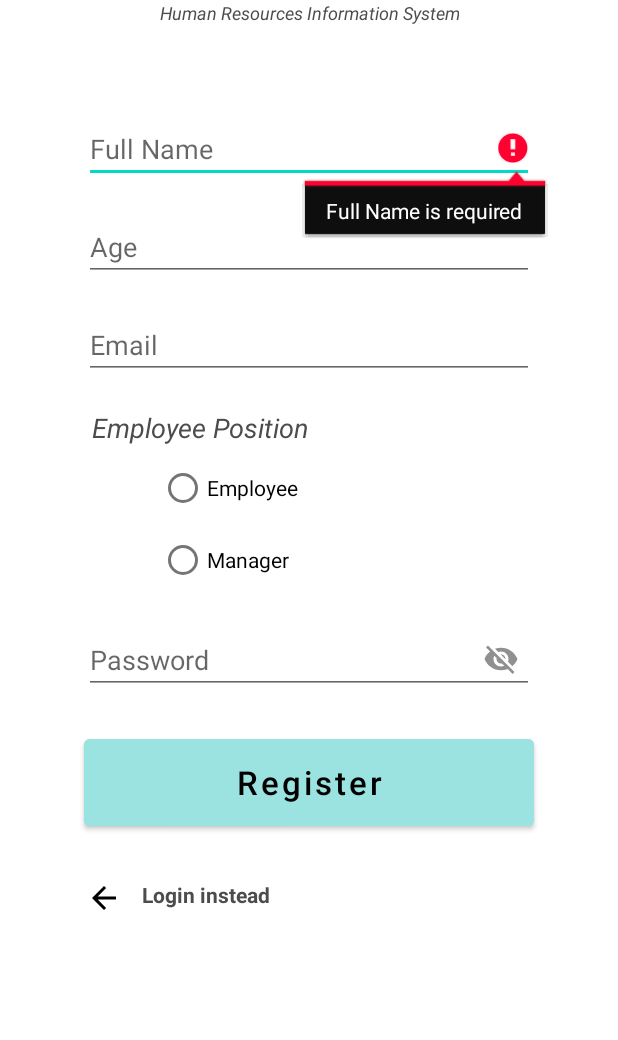
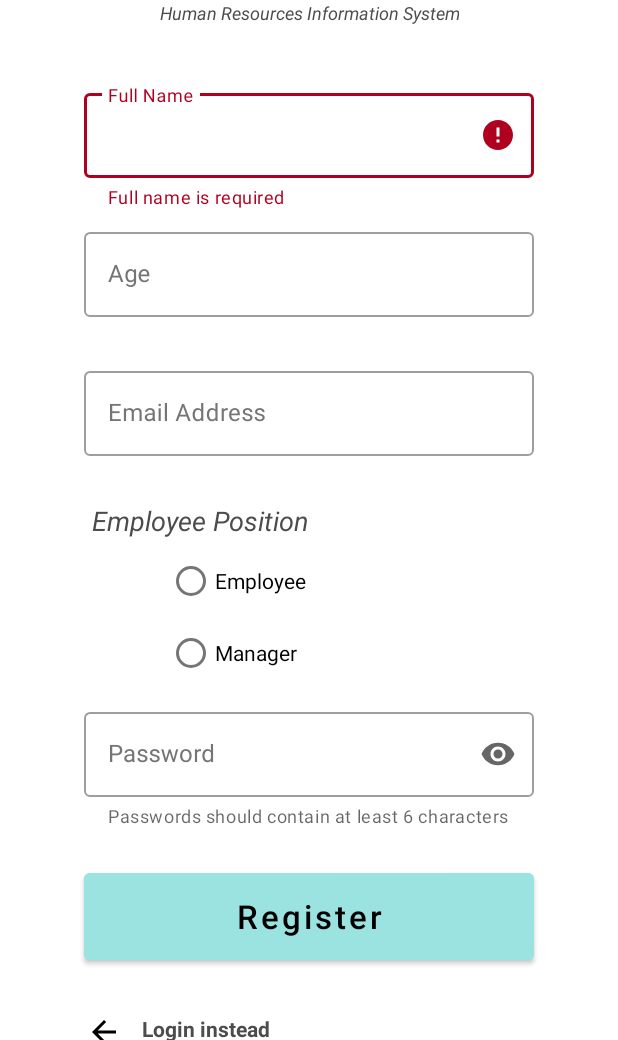
Before and after one commit to emmGuides/HRIS, an Android app: the RegisterUser screen opened directly, with no data from a screen before it, after a tap on "Register", on a phone screen of 412 x 824 dp, the part 196-1236 px from its top. Run offline under Robolectric (Android 15) with nearby library versions, the phone set to English and light mode, and no system bars; our stand-ins replace Firebase (no records; nobody signed in at launch, a user with empty details on screens opened directly).

Commit message:
registration page material done

```diff
--- a/app/src/main/java/com/example/hris/RegisterUser.java
+++ b/app/src/main/java/com/example/hris/RegisterUser.java
@@ -22,6 +22,7 @@ import android.widget.Toast;
 
 import com.google.android.gms.tasks.OnCompleteListener;
 import com.google.android.gms.tasks.Task;
+import com.google.android.material.textfield.TextInputLayout;
 import com.google.firebase.auth.AuthResult;
 import com.google.firebase.auth.FirebaseAuth;
 import com.google.firebase.database.FirebaseDatabase;
@@ -35,6 +36,7 @@ public class RegisterUser extends AppCompatActivity implements View.OnClickListe
 
     private FirebaseAuth mAuth;
     private EditText editTextFullName, editTextAge, editTextEmail, editTextPassword;
+    TextInputLayout email_layout, password_layout, fullName_layout, age_layout;
     private ProgressBar progressBar;
     boolean passwordVisible;
     private TextView goBackLogIn, positionLabel;
@@ -61,44 +63,51 @@ public class RegisterUser extends AppCompatActivity implements View.OnClickListe
         registerUser.setOnClickListener(this);
 
         editTextFullName = (EditText) findViewById(R.id.fullName);
+        fullName_layout = findViewById(R.id.fullName_Layout);
+
         editTextAge = (EditText) findViewById(R.id.age);
+        age_layout = findViewById(R.id.age_layout);
+
         editTextEmail = (EditText) findViewById(R.id.email);
+        email_layout = findViewById(R.id.email_layout);
+
         editTextPassword = (EditText) findViewById(R.id.password);
+        password_layout = findViewById(R.id.password_layout);
 
         progressBar = (ProgressBar) findViewById(R.id.progressBar);
+
+        editTextFullName.setOnClickListener(new View.OnClickListener() {
+            @Override
+            public void onClick(View view) {
+                fullName_layout.setError(null);
+            }
+        });
+
+        editTextEmail.setOnClickListener(new View.OnClickListener() {
+            @Override
+            public void onClick(View view) {
+                email_layout.setError(null);
+            }
+        });
+
+        editTextPassword.setOnClickListener(new View.OnClickListener() {
+            @Override
+            public void onClick(View view) {
+                password_layout.setError(null);
+            }
+        });
+
+        editTextAge.setOnClickListener(new View.OnClickListener() {
+            @Override
+            public void onClick(View view) {
+                age_layout.setError(null);
+            }
+        });
 
         positionGroup.setOnCheckedChangeListener(new RadioGroup.OnCheckedChangeListener() {
             @Override
             public void onCheckedChanged(RadioGroup radioGroup, int i) {
                 positionLabel.setError(null);
-            }
-        });
-
-        // password visibility toggle
-        editTextPassword.setOnTouchListener(new View.OnTouchListener() {
-            @SuppressLint("ClickableViewAccessibility")
-            @Override
-            public boolean onTouch(View view, MotionEvent motionEvent) {
-                final int rightTouch = 2;
-                editTextPassword.requestFocus();
-                if(motionEvent.getAction() == MotionEvent.ACTION_UP){
-                    if(motionEvent.getRawX() >= editTextPassword.getRight()-editTextPassword.getCompoundDrawables()[rightTouch].getBounds().width()){
-                        int selection = editTextPassword.getSelectionEnd();
-                        if(passwordVisible){
-                            editTextPassword.setCompoundDrawablesRelativeWithIntrinsicBounds(0, 0, R.drawable.vis_off, 0);
-                            editTextPassword.setTransformationMethod(PasswordTransformationMethod.getInstance());
-                            passwordVisible=false;
-                        }
-                        else {
-                            editTextPassword.setCompoundDrawablesRelativeWithIntrinsicBounds(0, 0, R.drawable.vis_on, 0);
-                            editTextPassword.setTransformationMethod(HideReturnsTransformationMethod.getInstance());
-                            passwordVisible=true;
-                        }
-                        editTextPassword.setSelection(selection);
-                        return true;
-                    }
-                }
-                return false;
             }
         });
     }
@@ -124,26 +133,22 @@ public class RegisterUser extends AppCompatActivity implements View.OnClickListe
 
 
         if(fullName.isEmpty()){
-            editTextFullName.setError("Full Name is required");
-            editTextFullName.requestFocus();
+            fullName_layout.setError("Full name is required");
             return;
         }
 
         if(age.isEmpty()){
-            editTextAge.setError("Age is required");
-            editTextAge.requestFocus();
+            age_layout.setError("Age is required");
             return;
         }
 
         if(email.isEmpty()){
-            editTextEmail.setError("Email is required");
-            editTextEmail.requestFocus();
+            email_layout.setError("Email is required");
             return;
         }
 
         if(!Patterns.EMAIL_ADDRESS.matcher(email).matches()){
-            editTextEmail.setError("Invalid Email");
-            editTextEmail.requestFocus();
+            email_layout.setError("Invalid Email");
             return;
         }
 
@@ -156,16 +161,15 @@ public class RegisterUser extends AppCompatActivity implements View.OnClickListe
         }
 
         if(password.isEmpty()){
-            editTextPassword.setError("Password Required");
-            editTextPassword.requestFocus();
+            password_layout.setError("Password Required");
             return;
         }
 
         if(password.length() < 6){
-            editTextPassword.setError("Password too small");
-            editTextPassword.requestFocus();
+            password_layout.setError("Password too small");
             return;
         }
+
         String position = positionSelected.getText().toString();
 
         progressBar.setVisibility(View.VISIBLE);
--- a/app/src/main/res/layout/activity_register_user.xml
+++ b/app/src/main/res/layout/activity_register_user.xml
@@ -39,77 +39,133 @@
         app:layout_constraintRight_toRightOf="parent"
         tools:ignore="HardcodedText" />
 
-    <EditText
-        android:id="@+id/fullName"
+
+    <com.google.android.material.textfield.TextInputLayout
+        android:id="@+id/fullName_Layout"
         android:layout_width="300dp"
         android:layout_height="wrap_content"
-        android:layout_marginTop="60dp"
+        android:layout_marginTop="40dp"
         android:ems="10"
         android:hint="Full Name"
-        android:inputType="text"
-        android:textSize="18sp"
-        app:layout_constraintTop_toBottomOf="@+id/bannerDescription"
-        app:layout_constraintRight_toRightOf="parent"
-        app:layout_constraintLeft_toLeftOf="parent"
-        tools:ignore="Autofill,HardcodedText"
-        />
-
-    <EditText
-        android:id="@+id/age"
-        android:layout_width="300dp"
-        android:layout_height="wrap_content"
-        android:layout_marginTop="20dp"
-        android:ems="10"
-        android:hint="Age"
-        android:inputType="number"
-        android:textSize="18sp"
-        app:layout_constraintTop_toBottomOf="@+id/fullName"
-        app:layout_constraintRight_toRightOf="parent"
-        app:layout_constraintLeft_toLeftOf="parent"
-        tools:ignore="Autofill,HardcodedText"
-        />
-
-    <EditText
-        android:id="@+id/email"
-        android:layout_width="300dp"
-        android:layout_height="wrap_content"
-        android:layout_marginTop="20dp"
-        android:ems="10"
-        android:hint="Email"
-        android:inputType="textEmailAddress"
-        android:textSize="18sp"
-        app:layout_constraintTop_toBottomOf="@+id/age"
-        app:layout_constraintRight_toRightOf="parent"
-        app:layout_constraintLeft_toLeftOf="parent"
-        tools:ignore="Autofill,HardcodedText"
-        />
-
-    <EditText
-        android:id="@+id/password"
-        android:layout_width="300dp"
-        android:layout_height="wrap_content"
-        android:layout_marginTop="20dp"
-        android:drawableEnd="@drawable/vis_off"
-        android:ems="10"
-        android:hint="Password"
-        android:inputType="textPassword"
-        android:longClickable="false"
-        android:paddingEnd="10dp"
+        android:minHeight="48dp"
+        android:textColorHint="#757575"
         android:textSize="18sp"
         app:layout_constraintLeft_toLeftOf="parent"
         app:layout_constraintRight_toRightOf="parent"
-        app:layout_constraintTop_toBottomOf="@+id/register_radioGroup"
-        tools:ignore="Autofill,HardcodedText,RtlSymmetry,TouchTargetSizeCheck" />
+        app:endIconMode="clear_text"
+        app:errorEnabled="true"
+        app:helperTextEnabled="true"
+        app:helperText=""
+        style="@style/Widget.MaterialComponents.TextInputLayout.OutlinedBox"
+        app:layout_constraintTop_toBottomOf="@+id/bannerDescription"
+        tools:ignore="Autofill,HardcodedText">
 
+        <com.google.android.material.textfield.TextInputEditText
+            android:id="@+id/fullName"
+            android:inputType="text"
+            android:layout_width="match_parent"
+            android:layout_height="wrap_content"
+            />
+
+    </com.google.android.material.textfield.TextInputLayout>
+
+
+    <com.google.android.material.textfield.TextInputLayout
+        android:id="@+id/age_layout"
+        android:layout_width="300dp"
+        android:layout_height="wrap_content"
+        android:layout_marginTop="10dp"
+        android:ems="10"
+        android:hint="Age"
+        android:minHeight="48dp"
+        android:textColorHint="#757575"
+        android:textSize="18sp"
+        app:layout_constraintLeft_toLeftOf="parent"
+        app:layout_constraintRight_toRightOf="parent"
+        app:endIconMode="clear_text"
+        app:errorEnabled="true"
+        app:helperTextEnabled="true"
+        app:helperText=""
+        style="@style/Widget.MaterialComponents.TextInputLayout.OutlinedBox"
+        app:layout_constraintTop_toBottomOf="@+id/fullName_Layout"
+        tools:ignore="Autofill,HardcodedText">
+
+        <com.google.android.material.textfield.TextInputEditText
+            android:id="@+id/age"
+            android:inputType="number"
+            android:layout_width="match_parent"
+            android:layout_height="wrap_content"
+            />
+
+    </com.google.android.material.textfield.TextInputLayout>
+
+    <com.google.android.material.textfield.TextInputLayout
+        android:id="@+id/email_layout"
+        android:layout_width="300dp"
+        android:layout_height="wrap_content"
+        android:layout_marginTop="10dp"
+        android:ems="10"
+        android:hint="Email Address"
+        android:minHeight="48dp"
+        android:textColorHint="#757575"
+        android:textSize="18sp"
+        app:layout_constraintLeft_toLeftOf="parent"
+        app:layout_constraintRight_toRightOf="parent"
+        app:endIconMode="clear_text"
+        app:errorEnabled="true"
+        app:helperTextEnabled="true"
+        app:helperText=""
+        style="@style/Widget.MaterialComponents.TextInputLayout.OutlinedBox"
+        app:layout_constraintTop_toBottomOf="@+id/age_layout"
+        tools:ignore="Autofill,HardcodedText">
+
+        <com.google.android.material.textfield.TextInputEditText
+            android:id="@+id/email"
+            android:inputType="textEmailAddress"
+            android:layout_width="match_parent"
+            android:layout_height="wrap_content"
+            />
+
+    </com.google.android.material.textfield.TextInputLayout>
+
+
+    <com.google.android.material.textfield.TextInputLayout
+        android:id="@+id/password_layout"
+        android:layout_width="300dp"
+        android:layout_height="wrap_content"
+        android:layout_marginTop="110sp"
+        android:ems="10"
+        android:hint="Password"
+        android:minHeight="48dp"
+        android:textColorHint="#757575"
+        android:textSize="18sp"
+        app:layout_constraintLeft_toLeftOf="parent"
+        app:layout_constraintRight_toRightOf="parent"
+        app:endIconMode="password_toggle"
+        app:errorEnabled="true"
+        app:helperTextEnabled="true"
+        app:helperText="Passwords should contain at least 6 characters"
+        style="@style/Widget.MaterialComponents.TextInputLayout.OutlinedBox"
+        app:layout_constraintTop_toBottomOf="@+id/employeePositionLabel"
+        tools:ignore="Autofill,HardcodedText">
+
+        <com.google.android.material.textfield.TextInputEditText
+            android:id="@+id/password"
+            android:inputType="textPassword"
+            android:layout_width="match_parent"
+            android:layout_height="wrap_content"
+            />
+
+    </com.google.android.material.textfield.TextInputLayout>
 
     <TextView
         android:id="@+id/employeePositionLabel"
         android:layout_width="300dp"
         android:layout_height="wrap_content"
-        android:layout_marginTop="20sp"
+        android:layout_marginTop="10sp"
         android:layout_marginStart="5sp"
-        app:layout_constraintStart_toStartOf="@+id/email"
-        app:layout_constraintTop_toBottomOf="@+id/email"
+        app:layout_constraintStart_toStartOf="@+id/email_layout"
+        app:layout_constraintTop_toBottomOf="@+id/email_layout"
         android:text="Employee Position"
         android:textSize="18sp"
         android:textStyle="italic"
@@ -121,7 +177,7 @@
         android:id="@+id/register_radioGroup"
         android:layout_width="wrap_content"
         android:layout_height="wrap_content"
-        app:layout_constraintStart_toStartOf="@+id/email"
+        app:layout_constraintStart_toStartOf="@+id/employeePositionLabel"
         android:layout_marginStart="50dp"
         android:layout_marginTop="4dp"
         app:layout_constraintTop_toBottomOf="@+id/employeePositionLabel">
@@ -173,7 +229,7 @@
         android:textSize="22sp"
         app:layout_constraintLeft_toLeftOf="parent"
         app:layout_constraintRight_toRightOf="parent"
-        app:layout_constraintTop_toBottomOf="@+id/password"
+        app:layout_constraintTop_toBottomOf="@+id/password_layout"
         tools:ignore="HardcodedText" />
 
     <ProgressBar
```
